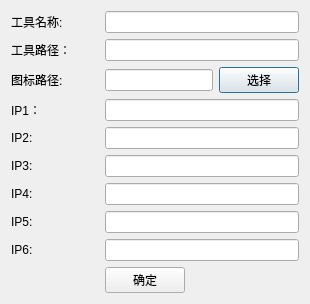
Above: digitalIntegration/AddToolInfoDialog.ui from jiaqingguo/DI before the change. Below: the same form after it.
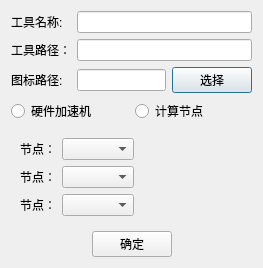
That is the form after the change.

Commit message: 修改添加工具的方式、

```diff
--- a/digitalIntegration/AddToolInfoDialog.ui
+++ b/digitalIntegration/AddToolInfoDialog.ui
@@ -6,49 +6,35 @@
    <rect>
     <x>0</x>
     <y>0</y>
-    <width>310</width>
-    <height>282</height>
+    <width>263</width>
+    <height>256</height>
    </rect>
   </property>
   <property name="windowTitle">
    <string>增加工具信息</string>
   </property>
-  <layout class="QGridLayout" name="gridLayout">
-   <item row="3" column="0">
-    <widget class="QLabel" name="labelIP1">
+  <layout class="QVBoxLayout" name="verticalLayout">
+   <item>
+    <layout class="QGridLayout" name="gridLayout_2">
+     <item row="0" column="0">
+      <widget class="QLabel" name="label_2">
      <property name="text">
-      <string>IP1：</string>
+        <string>工具名称:</string>
      </property>
     </widget>
    </item>
-   <item row="8" column="1" colspan="3">
-    <widget class="QLineEdit" name="lineEditIP6"/>
-   </item>
-   <item row="9" column="3">
-    <spacer name="horizontalSpacer_2">
-     <property name="orientation">
-      <enum>Qt::Horizontal</enum>
-     </property>
-     <property name="sizeHint" stdset="0">
-      <size>
-       <width>40</width>
-       <height>20</height>
-      </size>
-     </property>
-    </spacer>
-   </item>
-   <item row="6" column="1" colspan="3">
-    <widget class="QLineEdit" name="lineEditIP4"/>
-   </item>
-   <item row="4" column="0">
-    <widget class="QLabel" name="labelIP2">
+     <item row="0" column="1" colspan="2">
+      <widget class="QLineEdit" name="lineEditToolName"/>
+     </item>
+     <item row="1" column="0">
+      <widget class="QLabel" name="label">
      <property name="text">
-      <string>IP2:</string>
+        <string>工具路径：</string>
      </property>
     </widget>
    </item>
-   <item row="3" column="1" colspan="3">
-    <widget class="QLineEdit" name="lineEditIP1"/>
+     <item row="1" column="1" colspan="2">
+      <widget class="QLineEdit" name="lineEditToolPath"/>
    </item>
    <item row="2" column="0">
     <widget class="QLabel" name="label_4">
@@ -57,35 +43,10 @@
      </property>
     </widget>
    </item>
-   <item row="0" column="1" colspan="3">
-    <widget class="QLineEdit" name="lineEditToolName"/>
-   </item>
-   <item row="7" column="0">
-    <widget class="QLabel" name="labelIP5">
-     <property name="text">
-      <string>IP5:</string>
-     </property>
-    </widget>
-   </item>
-   <item row="7" column="1" colspan="3">
-    <widget class="QLineEdit" name="lineEditIP5"/>
-   </item>
-   <item row="8" column="0">
-    <widget class="QLabel" name="labelIP6">
-     <property name="text">
-      <string>IP6:</string>
-     </property>
-    </widget>
-   </item>
-   <item row="4" column="1" colspan="3">
-    <widget class="QLineEdit" name="lineEditIP2"/>
-   </item>
-   <item row="2" column="1" colspan="3">
-    <layout class="QHBoxLayout" name="horizontalLayout_2">
-     <item>
+     <item row="2" column="1">
       <widget class="QLineEdit" name="lineEdit"/>
      </item>
-     <item>
+     <item row="2" column="2">
       <widget class="QPushButton" name="btnChooseImage">
        <property name="text">
         <string>选择</string>
@@ -94,41 +55,115 @@
      </item>
     </layout>
    </item>
-   <item row="6" column="0">
-    <widget class="QLabel" name="labelIP4">
+   <item>
+    <layout class="QHBoxLayout" name="horizontalLayout_3">
+     <item>
+      <widget class="QRadioButton" name="accelerateRadioButton">
      <property name="text">
-      <string>IP4:</string>
+        <string>硬件加速机</string>
      </property>
     </widget>
    </item>
-   <item row="1" column="1" colspan="3">
-    <widget class="QLineEdit" name="lineEditToolPath"/>
-   </item>
-   <item row="5" column="0">
-    <widget class="QLabel" name="labelIP3">
+     <item>
+      <widget class="QRadioButton" name="nodeRadioButton">
      <property name="text">
-      <string>IP3:</string>
+        <string>计算节点</string>
      </property>
     </widget>
    </item>
+    </layout>
+   </item>
+   <item>
+    <widget class="QWidget" name="widget" native="true">
+     <layout class="QGridLayout" name="gridLayout">
    <item row="0" column="0">
-    <widget class="QLabel" name="label_2">
+       <widget class="QLabel" name="label4">
      <property name="text">
-      <string>工具名称:</string>
+         <string>节点：</string>
      </property>
     </widget>
    </item>
+      <item row="0" column="1">
+       <widget class="QComboBox" name="IpcomboBox1"/>
+      </item>
+      <item row="0" column="2">
+       <spacer name="horizontalSpacer">
+        <property name="orientation">
+         <enum>Qt::Horizontal</enum>
+        </property>
+        <property name="sizeHint" stdset="0">
+         <size>
+          <width>40</width>
+          <height>20</height>
+         </size>
+        </property>
+       </spacer>
+      </item>
    <item row="1" column="0">
-    <widget class="QLabel" name="label">
+       <widget class="QLabel" name="label5">
      <property name="text">
-      <string>工具路径：</string>
+         <string>节点：</string>
      </property>
     </widget>
    </item>
-   <item row="5" column="1" colspan="3">
-    <widget class="QLineEdit" name="lineEditIP3"/>
-   </item>
-   <item row="9" column="1">
+      <item row="1" column="1">
+       <widget class="QComboBox" name="IpcomboBox2"/>
+      </item>
+      <item row="1" column="2">
+       <spacer name="horizontalSpacer_4">
+        <property name="orientation">
+         <enum>Qt::Horizontal</enum>
+        </property>
+        <property name="sizeHint" stdset="0">
+         <size>
+          <width>40</width>
+          <height>20</height>
+         </size>
+        </property>
+       </spacer>
+      </item>
+      <item row="2" column="0">
+       <widget class="QLabel" name="label6">
+        <property name="text">
+         <string>节点：</string>
+        </property>
+       </widget>
+      </item>
+      <item row="2" column="1">
+       <widget class="QComboBox" name="IpcomboBox3"/>
+      </item>
+      <item row="2" column="2">
+       <spacer name="horizontalSpacer_5">
+        <property name="orientation">
+         <enum>Qt::Horizontal</enum>
+        </property>
+        <property name="sizeHint" stdset="0">
+         <size>
+          <width>40</width>
+          <height>20</height>
+         </size>
+        </property>
+       </spacer>
+      </item>
+     </layout>
+    </widget>
+   </item>
+   <item>
+    <layout class="QHBoxLayout" name="horizontalLayout_4">
+     <item>
+      <spacer name="horizontalSpacer_3">
+       <property name="orientation">
+        <enum>Qt::Horizontal</enum>
+       </property>
+       <property name="sizeHint" stdset="0">
+        <size>
+         <width>40</width>
+         <height>20</height>
+        </size>
+       </property>
+      </spacer>
+     </item>
+     <item>
     <layout class="QHBoxLayout" name="horizontalLayout">
      <item>
       <widget class="QPushButton" name="btnOK">
@@ -139,8 +174,8 @@
      </item>
     </layout>
    </item>
-   <item row="9" column="0">
-    <spacer name="horizontalSpacer_3">
+     <item>
+      <spacer name="horizontalSpacer_2">
      <property name="orientation">
       <enum>Qt::Horizontal</enum>
      </property>
@@ -151,6 +186,8 @@
       </size>
      </property>
     </spacer>
+     </item>
+    </layout>
    </item>
   </layout>
  </widget>
```
Lines whose indentation alone changed are shown as unchanged. The commit also changes 10 other files.
